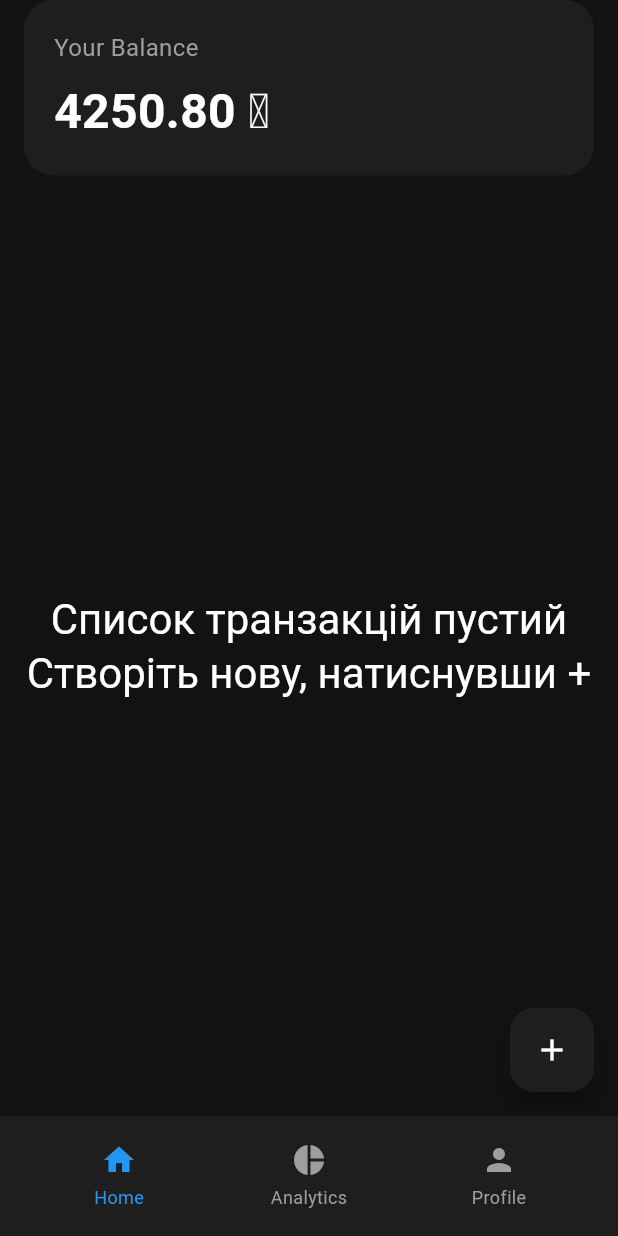
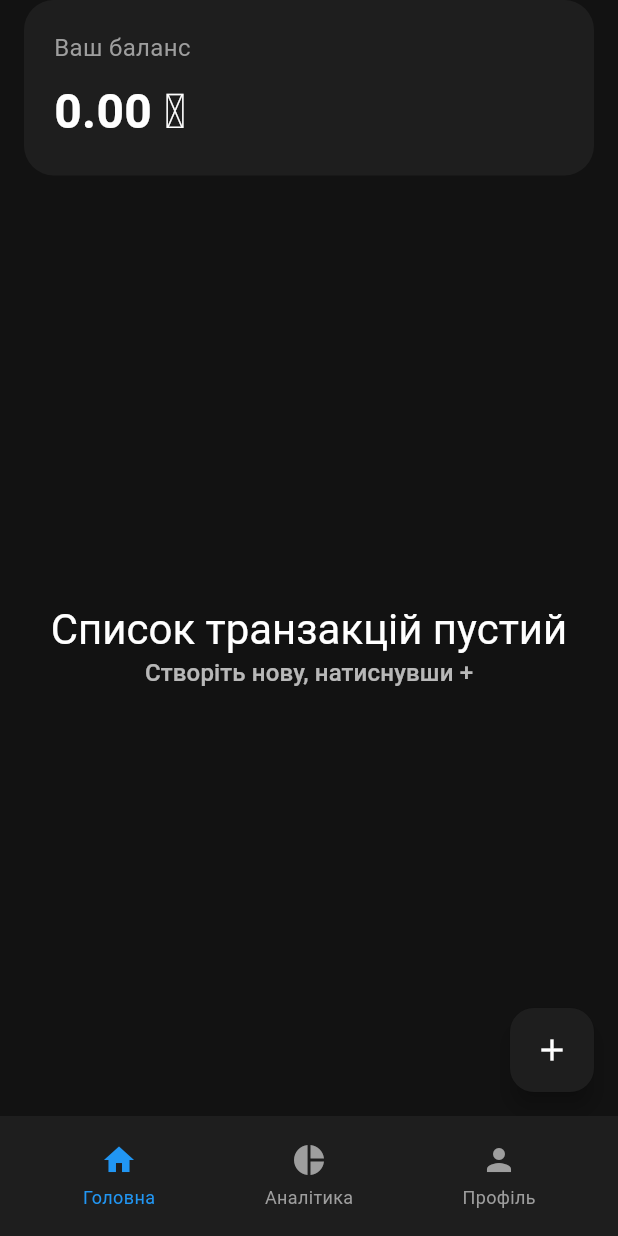
Before and after one commit to Sensornyy/assety, a Flutter app: the screen it shows after launch, on a phone screen of 412 x 824 dp. Run offline on Flutter 3.47's test engine with Material 3 defaults, Android fonts, the phone set to English and light mode, and no system bars; our stand-ins replace bloc, dio, firebase_auth, firebase_core, fl_chart, flutter_bloc and 6 more; missing offline and left inert: talker_dio_logger; accounts and stored records are empty; generated files the repository leaves out were written again.

Commit message:
feat: implement profile

```diff
--- a/lib/app.dart
+++ b/lib/app.dart
@@ -1,8 +1,8 @@
 import 'package:assety/features/auth/presentation/bloc/auth_bloc.dart';
-import 'package:assety/features/transactions/presentation/screens/transactions_screen.dart';
 import 'package:flutter/material.dart';
 import 'package:flutter_bloc/flutter_bloc.dart';
 
+import 'features/auth/presentation/screen/auth_screen.dart';
 import 'features/home/presentation/screen/home_screen.dart';
 
 class App extends StatelessWidget {
--- a/lib/features/home/presentation/screen/home_screen.dart
+++ b/lib/features/home/presentation/screen/home_screen.dart
@@ -1,4 +1,5 @@
 import 'package:assety/features/analytics/presentation/screens/chart_screen.dart';
+import 'package:assety/features/profile/presentation/screen/profile_screen.dart';
 import 'package:assety/features/transactions/presentation/screens/transactions_screen.dart';
 import 'package:flutter/material.dart';
 
@@ -15,10 +16,9 @@ class _HomeScreenState extends State<HomeScreen> {
   final List<Widget> _pages = const [
     TransactionsScreen(), // Home
     AnalyticsScreen(),    // Analytics (заглушка)
-    // ProfileScreen(),      // Profile (заглушка)
+    ProfileScreen(),      // Profile (заглушка)
 
     // TransactionsScreen(),
-    TransactionsScreen(),
   ];
 
   void _onTabTapped(int index) {
@@ -45,17 +45,17 @@ class _HomeScreenState extends State<HomeScreen> {
               _buildTabItem(
                 index: 0,
                 icon: Icons.home,
-                label: 'Home',
+                label: 'Головна',
               ),
               _buildTabItem(
                 index: 1,
                 icon: Icons.pie_chart,
-                label: 'Analytics',
+                label: 'Аналітика',
               ),
               _buildTabItem(
                 index: 2,
                 icon: Icons.person,
-                label: 'Profile',
+                label: 'Профіль',
               ),
             ],
           ),
--- a/lib/features/transactions/presentation/screens/transactions_screen.dart
+++ b/lib/features/transactions/presentation/screens/transactions_screen.dart
@@ -48,7 +48,7 @@ class _TransactionsScreenState extends State<TransactionsScreen> {
         body: SafeArea(
           child: Column(
             children: [
-              const BalanceCard(balance: 4250.80), // 💰 Верхній блок
+              const BalanceCard(balance: 0.00), // 💰 Верхній блок
               Expanded(
                 child: BlocConsumer<TransactionsBloc, TransactionsState>(
                   listener: (context, state) {},
@@ -57,14 +57,28 @@ class _TransactionsScreenState extends State<TransactionsScreen> {
                       final transactions = state.transactions;
                       if (transactions.isEmpty) {
                         return Center(
-                          child: Text(
-                            'Список транзакцій пустий\nСтворіть нову, натиснувши +',
-                            style: Theme.of(context)
-                                .textTheme
-                                .headlineMedium
-                                ?.copyWith(color: Colors.white),
-                            textAlign: TextAlign.center,
+                          child: Column(
+                            mainAxisAlignment: MainAxisAlignment.center,
+                            children: [
+                              Text(
+                                'Список транзакцій пустий',
+                                style: Theme.of(context)
+                                    .textTheme
+                                    .headlineMedium
+                                    ?.copyWith(color: Colors.white),
+                                textAlign: TextAlign.start,
+                              ),
+                              Text(
+                                'Створіть нову, натиснувши +',
+                                style: Theme.of(context)
+                                    .textTheme
+                                    .labelLarge
+                                    ?.copyWith(color: Colors.white70),
+                                textAlign: TextAlign.start,
+                              ),
+                            ],
                           ),
+
                         );
                       }
 
--- a/lib/features/transactions/presentation/widgets/balance_card.dart
+++ b/lib/features/transactions/presentation/widgets/balance_card.dart
@@ -19,7 +19,7 @@ class BalanceCard extends StatelessWidget {
         crossAxisAlignment: CrossAxisAlignment.start,
         children: [
           const Text(
-            'Your Balance',
+            'Ваш баланс',
             style: TextStyle(color: Colors.grey, fontSize: 16),
           ),
           const SizedBox(height: 8),
```
Also changed, not shown: lib/features/analytics/presentation/screens/chart_screen.dart (+4 -4 lines), lib/features/auth/presentation/screen/auth_screen.dart (+56 -30 lines), lib/features/profile/presentation/screen/profile_screen.dart (added, +100 -0 lines).
